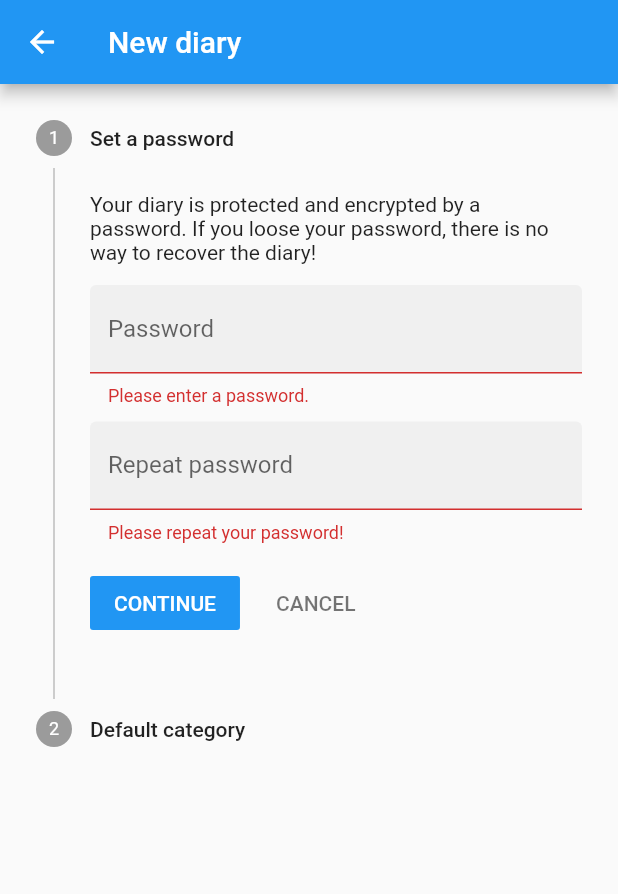
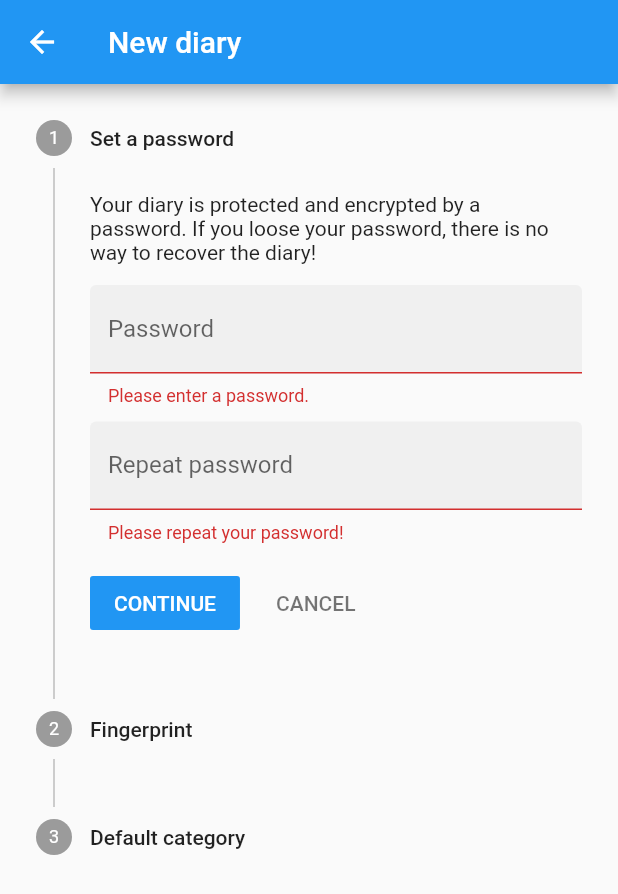
Before and after one commit to jarinox/andJOG, a Flutter app: the CreateNewDiaryScreen screen opened directly, after a tap on "CONTINUE", on a phone screen of 412 x 824 dp. Shown: the top 894 px of the screen. Run offline on Flutter 3.47's test engine with Material 2 defaults, Android fonts, the phone set to English and light mode, and no system bars; our stand-ins replace charts_flutter, file_picker, local_auth, table_calendar; missing offline and left inert: encrypt; generated files the repository leaves out were written again.

Commit message:
unlock using fingerprint added

```diff
--- a/lib/jog/fio.dart
+++ b/lib/jog/fio.dart
@@ -64,7 +64,7 @@ Future<Settings> loadSettings() async {
       await f.readAsString()
     );
   } else {
-    return Settings("auto", "mon", []);
+    return Settings("auto", "mon", [], false, {});
   }
 }
 
--- a/lib/jog/settings.dart
+++ b/lib/jog/settings.dart
@@ -9,13 +9,26 @@ class Settings {
   String colorMode;
   String firstDay;
   List<String> recentlyUsed;
+  bool fingerprint;
+  Map<String, String> passwords;
 
   Settings(
     this.colorMode,
     this.firstDay,
-    this.recentlyUsed
+    this.recentlyUsed,
+    this.fingerprint,
+    this.passwords
   );
 
-  factory Settings.fromJson(String json) => _$SettingsFromJson(Map<String, dynamic>.from(jsonDecode(json)));
+  factory Settings.fromJson(String json) {
+    Map a = jsonDecode(json);
+
+    if(!a.containsKey("fingerprint")){
+      a["fingerprint"] = false;
+      a["passwords"] = {};
+    }
+
+    return _$SettingsFromJson(Map<String, dynamic>.from(a));
+  }
   String toJson() => jsonEncode(_$SettingsToJson(this));
 }
--- a/lib/l10n/app_en.arb
+++ b/lib/l10n/app_en.arb
@@ -96,5 +96,11 @@
     "openSourceLibraries": "Open Source Libraries",
     "cantRemoveCategory": "Can't remove category as it is used by at least one entry.",
     "closeDiary": "Close diary",
-    "lock": "Lock"
+    "lock": "Lock",
+    "unlockDiary": "Unlock diary",
+    "fingerprint": "Fingerprint",
+    "unlockFingerprint": "Unlock using fingerprint",
+    "unlockFingerprintInfo": "Using your fingerprint to unlock the diary is less save as the password has to be stored in plaintext on this device.",
+    "enableFingerprint": "Enable \"Unlock using fingerprint\"",
+    "fingerprintUnavailable": "Fingerprint not supported on this device."
 }
--- a/lib/screens/create_new_diary.dart
+++ b/lib/screens/create_new_diary.dart
@@ -6,6 +6,9 @@ import 'package:andjog/jog/fio.dart';
 import 'package:andjog/jog/jog.dart';
 import 'package:flutter/material.dart';
 import 'package:flutter_gen/gen_l10n/app_localizations.dart';
+
+import 'package:local_auth/local_auth.dart';
+import 'package:flutter/services.dart';
 
 
 class CreateNewDiaryScreen extends StatefulWidget {
@@ -40,6 +43,7 @@ class _CreateNewDiaryScreenState extends State<CreateNewDiaryScreen> {
   TextEditingController tecStandardCategory = TextEditingController(text: "personal");
 
   bool _useSync = false;
+  bool _useFingerprint = false;
 
 
   void createDiary(BuildContext context) async {
@@ -62,7 +66,13 @@ class _CreateNewDiaryScreenState extends State<CreateNewDiaryScreen> {
     });
 
     await saveDiary(diary);
+
     Settings settings = await loadSettings();
+    settings.fingerprint = _useFingerprint;
+    if(_useFingerprint){
+      settings.passwords[diary.name] = diary.password;
+    }
+
     settings.recentlyUsed.add("diary${i.toString()}");
     await saveSettings(settings);
 
@@ -86,6 +96,7 @@ class _CreateNewDiaryScreenState extends State<CreateNewDiaryScreen> {
   @override
   Widget build(BuildContext context) {
     final tr = AppLocalizations.of(context)!;
+    final LocalAuthentication auth = LocalAuthentication();
 
     return Scaffold(
       appBar: AppBar(
@@ -107,7 +118,12 @@ class _CreateNewDiaryScreenState extends State<CreateNewDiaryScreen> {
                 _stepIndex++;
               });
             }
-          }*/ else if(_stepIndex == 1){
+          }*/
+          else if(_stepIndex == 1){
+            setState(() {
+              _stepIndex++;
+            });
+          } else if(_stepIndex == 2){
             createDiary(context);
           }
         },
@@ -169,6 +185,44 @@ class _CreateNewDiaryScreenState extends State<CreateNewDiaryScreen> {
                   ),
                 ],
               ),
+            ),
+          ),
+
+
+          Step(
+            title: Text(tr.fingerprint),
+            content: Column(
+              children: [
+                SwitchListTile(
+                  secondary: const Icon(Icons.fingerprint),
+                  title: Text(tr.unlockFingerprint),
+                  value: _useFingerprint,
+                  onChanged: (newValue) async {
+                    if(newValue){
+                      try {
+                        bool permission = await auth.authenticate(localizedReason: tr.enableFingerprint, options: const AuthenticationOptions(biometricOnly: true));
+                        if(!permission) return;
+                      } on PlatformException catch (e) {
+                        ScaffoldMessenger.of(context).showSnackBar(
+                          SnackBar(
+                            content: Text(tr.fingerprintUnavailable),
+                          ),
+                        );
+                        return;
+                      }
+                    }
+
+                    if(!mounted) return;
+                    setState(() {
+                      _useFingerprint = newValue;
+                    });
+                  },
+                ),
+
+                ListTile(
+                  subtitle: Text(tr.unlockFingerprintInfo),
+                ),
+              ],
             ),
           ),
 
--- a/lib/screens/initial.dart
+++ b/lib/screens/initial.dart
@@ -19,7 +19,7 @@ class InitialScreen extends StatefulWidget {
 }
 
 class _InitialScreenState extends State<InitialScreen> {
-  Settings settings = Settings("auto", "mon", []);
+  Settings settings = Settings("auto", "mon", [], false, {});
 
   @override
   void initState() {
--- a/lib/screens/licenses.dart
+++ b/lib/screens/licenses.dart
@@ -68,6 +68,11 @@ class LicensesScreen extends StatelessWidget {
           ListTile(
             title: Text("charts_flutter"),
             subtitle: Text("Apache-2.0 License\nCopyright 2018 the Charts project authors."),
+          ),
+
+          ListTile(
+            title: Text("local_auth"),
+            subtitle: Text("BSD-3-Clause License\nCopyright 2013 The Flutter Authors.\nAll rights reserved."),
           ),
 
           SizedBox(height: 40.0,),
--- a/pubspec.yaml
+++ b/pubspec.yaml
@@ -15,7 +15,7 @@ publish_to: 'none' # Remove this line if you wish to publish to pub.dev
 # In iOS, build-name is used as CFBundleShortVersionString while build-number used as CFBundleVersion.
 # Read more about iOS versioning at
 # https://developer.apple.com/library/archive/documentation/General/Reference/InfoPlistKeyReference/Articles/CoreFoundationKeys.html
-version: 1.0.0+0
+version: 1.0.1+0
 
 environment:
   sdk: ">=2.17.0 <3.0.0"
@@ -48,6 +48,7 @@ dependencies:
   intl: ^0.17.0
   file_picker: ^4.5.1
   charts_flutter: ^0.12.0
+  local_auth: ^2.1.2
 
 
 dev_dependencies:
```
Also changed, not shown: lib/l10n/app_de.arb (+7 -1 lines), lib/screens/settings.dart (+42 -0 lines), lib/screens/start.dart (+26 -0 lines), lib/jog/settings.g.dart, 1 other file.
